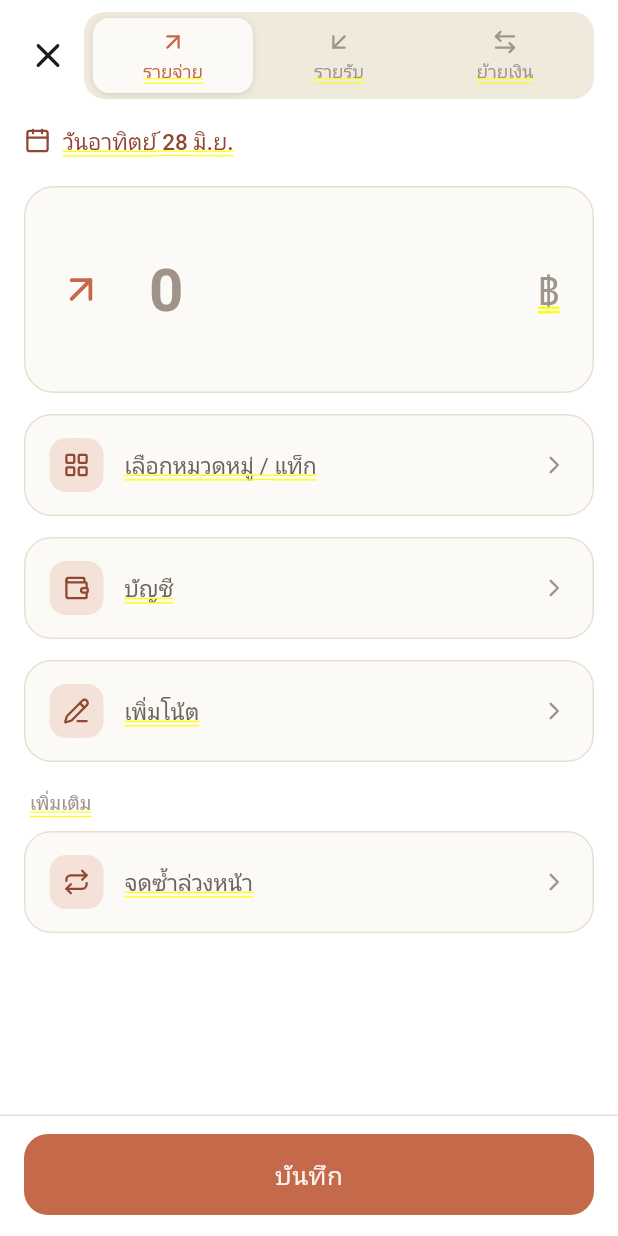
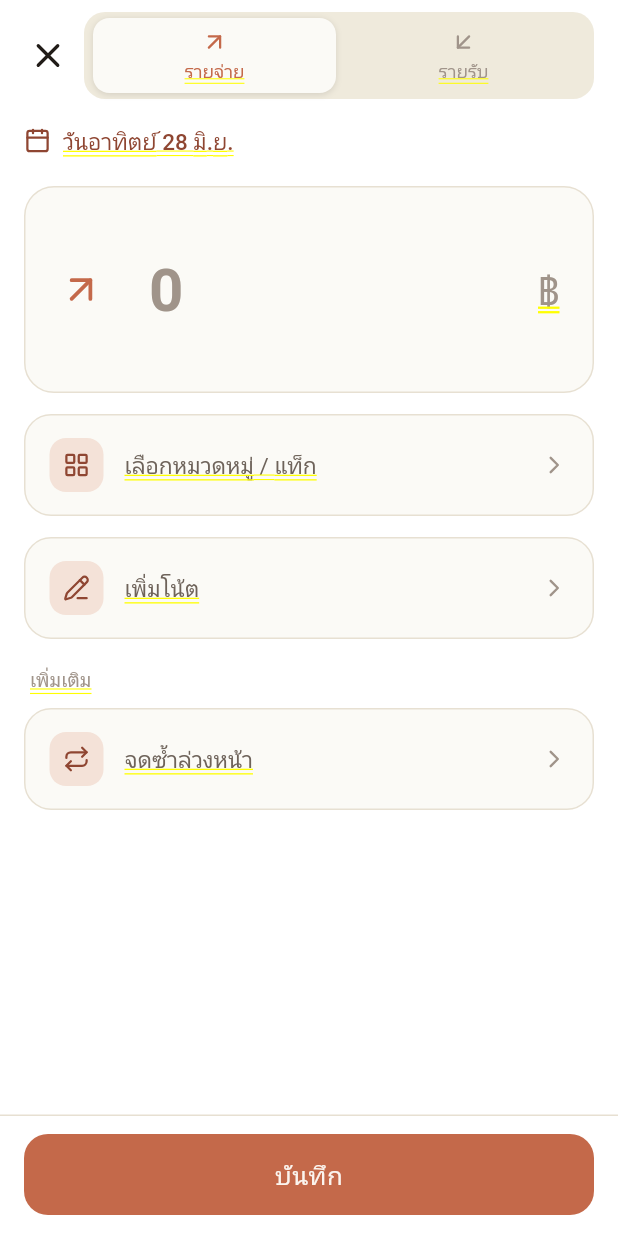
Before and after one commit to AfnanYapu09/-MoneyBun, a Flutter app: the AddTransactionSheet screen opened directly, after a tap on "รายจ่าย", on a phone screen of 412 x 824 dp. Run offline on Flutter 3.47's test engine with Material 3 defaults, Android fonts, the phone set to English and light mode, and no system bars; our stand-ins replace cloud_firestore, drift, drift_flutter, firebase_auth, firebase_core, flutter_riverpod and 6 more; missing offline and left inert: google_mlkit_text_recognition, mobile_scanner, photo_manager; accounts and stored records are empty; generated files the repository leaves out were written again; Roboto replaces fonts that are missing (Ibm Plex Sans Thai, Mitr).

Commit message:
fix week highlight; drop transfer/account from add sheet; category by type
- Period picker: the week tab highlights the week containing today (not week 1)
  when not already in week mode
- Add sheet: remove the "ย้ายเงิน" transfer tab and the account picker for both
  income and expense; entries still persist with a default account
- Category picker now filters by the transaction's type, and switching
  income/expense clears the previously held category so it can't carry over

Co-Authored-By: Claude Opus 4.8 <noreply@anthropic.com>
Claude-Session: https://claude.ai/code/session_01PfvM1Qr5EuybLHphMVt125

```diff
--- a/lib/features/add_transaction/presentation/add_transaction_sheet.dart
+++ b/lib/features/add_transaction/presentation/add_transaction_sheet.dart
@@ -8,7 +8,6 @@ import '../../../core/theme/typography.dart';
 import '../../../core/utils/app_date.dart';
 import '../../../core/utils/money.dart';
 import '../../../core/widgets/app_icons.dart';
-import '../../../core/widgets/category_icons.dart';
 import '../../../core/widgets/icon_chip.dart';
 import '../../../core/widgets/primary_button.dart';
 import '../../../core/widgets/segmented_control.dart';
@@ -101,14 +100,17 @@ class _AddTransactionSheetState extends ConsumerState<AddTransactionSheet> {
           in ref.watch(categoriesProvider).value ?? const <CategoryRow>[])
         c.id: c
     };
-    final accounts = ref.watch(accountsProvider).value ?? const <AccountRow>[];
 
     return FullSheetScaffold(
       header: SegmentedControl<TxnType>(
         iconOverLabel: true,
         value: _type,
         onChanged: (t) {
-          setState(() => _type = t);
+          // Category sets differ by type, so clear the held category on switch.
+          setState(() {
+            _type = t;
+            _categoryId = null;
+          });
           _persistLive();
         },
         segments: const [
@@ -122,11 +124,6 @@ class _AddTransactionSheetState extends ConsumerState<AddTransactionSheet> {
               label: 'รายรับ',
               icon: AppIcons.arrowDownLeft,
               color: AppColors.green),
-          Segment(
-              value: TxnType.transfer,
-              label: 'ย้ายเงิน',
-              icon: AppIcons.arrowLeftRight,
-              color: AppColors.terra),
         ],
       ),
       // Edit mode saves live (every change persists); only the Add flow keeps a
@@ -215,33 +212,9 @@ class _AddTransactionSheetState extends ConsumerState<AddTransactionSheet> {
             ),
             const SizedBox(height: 14),
           ],
-          // Account: slip-backed entries only show a link to the original slip
-          // (no account/name flow); manual entries keep the account picker.
+          // Slip-backed entries show a link to the original slip.
           if (_slip != null) ...[
             SlipChip(onTap: () => showSlipViewer(context, _slip!)),
-            const SizedBox(height: 14),
-          ] else if (_type == TxnType.transfer) ...[
-            _Row(
-              icon: AppIcons.wallet,
-              label: 'จากบัญชี',
-              value: _accountName(accounts, _fromAccountId),
-              onTap: () => _pickAccount(accounts, true),
-            ),
-            const SizedBox(height: 14),
-            _Row(
-              icon: AppIcons.arrowDown,
-              label: 'ไปยังบัญชี',
-              value: _accountName(accounts, _toAccountId),
-              onTap: () => _pickAccount(accounts, false),
-            ),
-            const SizedBox(height: 14),
-          ] else ...[
-            _Row(
-              icon: AppIcons.wallet,
-              label: 'บัญชี',
-              value: _accountName(accounts, _fromAccountId),
-              onTap: () => _pickAccount(accounts, true),
-            ),
             const SizedBox(height: 14),
           ],
           // Note
@@ -310,62 +283,23 @@ class _AddTransactionSheetState extends ConsumerState<AddTransactionSheet> {
     return c == null ? null : '${c.name}$tagSuffix';
   }
 
-  String? _accountName(List<AccountRow> accounts, String? id) {
-    if (id == null) return null;
-    for (final a in accounts) {
-      if (a.id == id) return a.name;
-    }
-    return null;
-  }
-
   Future<void> _pickCategory() async {
     final pick = await showModalBottomSheet<CategoryPick>(
       context: context,
       isScrollControlled: true,
       backgroundColor: Colors.transparent,
-      builder: (_) => CategoryPickerSheet(initialTagIds: _tagIds),
+      builder: (_) => CategoryPickerSheet(
+        initialTagIds: _tagIds,
+        categoryType: _type == TxnType.income
+            ? CategoryType.income
+            : CategoryType.expense,
+      ),
     );
     if (pick != null) {
       setState(() {
         _categoryId = pick.categoryId;
         _tagIds = pick.tagIds;
       });
-      _persistLive();
-    }
-  }
-
-  Future<void> _pickAccount(List<AccountRow> accounts, bool from) async {
-    final id = await showModalBottomSheet<String>(
-      context: context,
-      backgroundColor: Colors.transparent,
-      builder: (_) => SheetScaffold(
-        title: from ? 'เลือกบัญชี' : 'ไปยังบัญชี',
-        child: ListView(
-          shrinkWrap: true,
-          padding: const EdgeInsets.fromLTRB(8, 0, 8, 8),
-          children: [
-            for (final a in accounts)
-              ListTile(
-                leading: IconChip(
-                  icon: CategoryIcons.forKey(a.iconKey),
-                  size: 38,
-                  iconSize: 18,
-                  background: a.colorHex == null
-                      ? AppColors.terraWash
-                      : AppColors.forHex(a.colorHex!),
-                  foreground:
-                      a.colorHex == null ? AppColors.terra700 : Colors.white,
-                  circle: true,
-                ),
-                title: Text(a.name, style: AppTypography.body(size: 15)),
-                onTap: () => Navigator.pop(context, a.id),
-              ),
-          ],
-        ),
-      ),
-    );
-    if (id != null) {
-      setState(() => from ? _fromAccountId = id : _toAccountId = id);
       _persistLive();
     }
   }
--- a/lib/features/stats/presentation/period_picker_sheet.dart
+++ b/lib/features/stats/presentation/period_picker_sheet.dart
@@ -212,7 +212,9 @@ class _WeekList extends ConsumerWidget {
             itemBuilder: (_, i) => _PickTile(
               label: 'สัปดาห์ ${i + 1}',
               subtitle: AppDate.formatWeekRange(weeks[i], locale: locale),
-              selected: AppDate.startOfWeek(period.anchor) == weeks[i],
+              selected: AppDate.startOfWeek(
+                      period.isWeek ? period.anchor : DateTime.now()) ==
+                  weeks[i],
               onTap: () => onPick(weeks[i]),
               alignStart: true,
             ),
```
Also changed, not shown: lib/features/add_transaction/presentation/category_picker_sheet.dart (+7 -2 lines).
